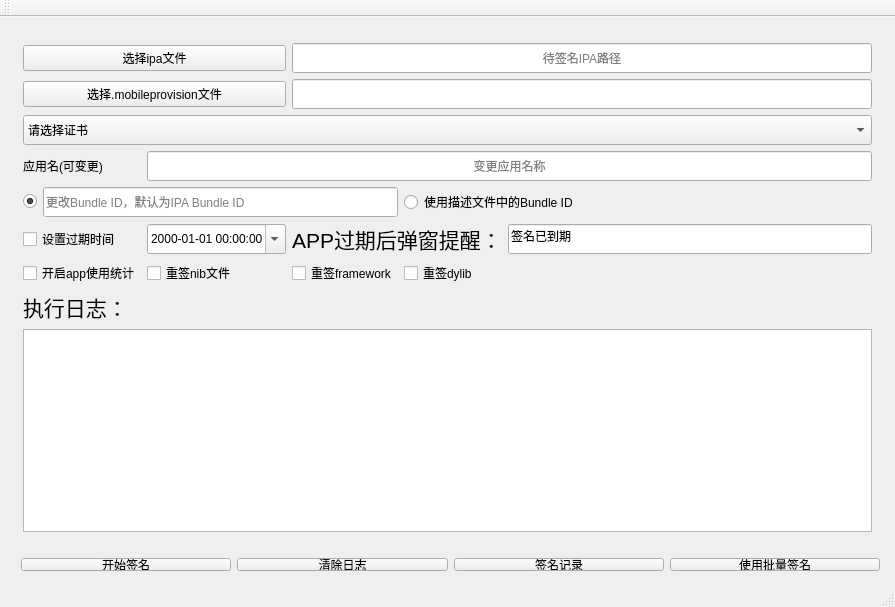
Above: mainwindow.ui from XuYang8026/BSign before the change. Below: the same form after it.
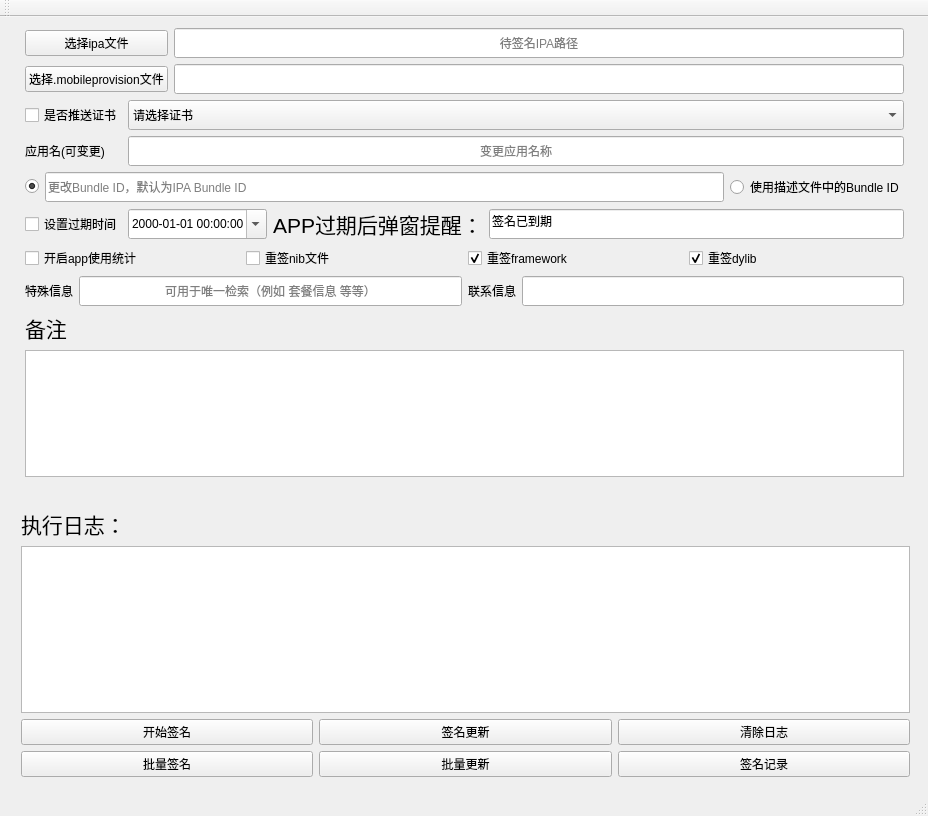
That is the form after the change.

```diff
--- a/mainwindow.ui
+++ b/mainwindow.ui
@@ -6,27 +6,230 @@
    <rect>
     <x>0</x>
     <y>0</y>
-    <width>895</width>
-    <height>607</height>
+    <width>928</width>
+    <height>816</height>
    </rect>
   </property>
+  <property name="minimumSize">
+   <size>
+    <width>0</width>
+    <height>20</height>
+   </size>
+  </property>
   <property name="windowTitle">
    <string>MainWindow</string>
   </property>
   <widget class="QWidget" name="centralWidget">
-   <widget class="QWidget" name="layoutWidget">
+   <widget class="QWidget" name="">
     <property name="geometry">
      <rect>
-      <x>12</x>
-      <y>15</y>
-      <width>871</width>
-      <height>511</height>
+      <x>10</x>
+      <y>480</y>
+      <width>911</width>
+      <height>291</height>
      </rect>
     </property>
+    <layout class="QGridLayout" name="gridLayout_11">
+     <item row="0" column="0">
+      <layout class="QGridLayout" name="gridLayout_3">
+       <item row="0" column="0">
+        <widget class="QLabel" name="label">
+         <property name="font">
+          <font>
+           <pointsize>16</pointsize>
+          </font>
+         </property>
+         <property name="text">
+          <string>执行日志：</string>
+         </property>
+        </widget>
+       </item>
+       <item row="1" column="0">
+        <widget class="QPlainTextEdit" name="execResult"/>
+       </item>
+      </layout>
+     </item>
+     <item row="1" column="0">
+      <layout class="QGridLayout" name="gridLayout_2">
+       <item row="0" column="0">
+        <widget class="QPushButton" name="signButton">
+         <property name="text">
+          <string>开始签名</string>
+         </property>
+        </widget>
+       </item>
+       <item row="0" column="1">
+        <widget class="QPushButton" name="signButton_2">
+         <property name="text">
+          <string>签名更新</string>
+         </property>
+        </widget>
+       </item>
+       <item row="1" column="0">
+        <widget class="QPushButton" name="batchRsignButton">
+         <property name="text">
+          <string>批量签名</string>
+         </property>
+        </widget>
+       </item>
+       <item row="1" column="1">
+        <widget class="QPushButton" name="batchRsignButton_2">
+         <property name="text">
+          <string>批量更新</string>
+         </property>
+        </widget>
+       </item>
+       <item row="1" column="2">
+        <widget class="QPushButton" name="sign_record">
+         <property name="text">
+          <string>签名记录</string>
+         </property>
+        </widget>
+       </item>
+       <item row="0" column="2">
+        <widget class="QPushButton" name="clearLog">
+         <property name="enabled">
+          <bool>true</bool>
+         </property>
+         <property name="text">
+          <string>清除日志</string>
+         </property>
+        </widget>
+       </item>
+      </layout>
+     </item>
+    </layout>
+   </widget>
+   <widget class="QWidget" name="">
+    <property name="geometry">
+     <rect>
+      <x>14</x>
+      <y>0</y>
+      <width>901</width>
+      <height>471</height>
+     </rect>
+    </property>
+    <layout class="QGridLayout" name="gridLayout_10">
+     <item row="0" column="0">
     <layout class="QGridLayout" name="gridLayout">
-     <item row="6" column="0" colspan="4">
-      <layout class="QHBoxLayout" name="horizontalLayout">
+       <item row="0" column="0">
+        <widget class="QPushButton" name="selectIpaButton">
+         <property name="text">
+          <string>选择ipa文件</string>
+         </property>
+        </widget>
+       </item>
+       <item row="0" column="1">
+        <widget class="QLineEdit" name="filePath">
+         <property name="minimumSize">
+          <size>
+           <width>0</width>
+           <height>30</height>
+          </size>
+         </property>
+         <property name="alignment">
+          <set>Qt::AlignCenter</set>
+         </property>
+         <property name="dragEnabled">
+          <bool>false</bool>
+         </property>
+         <property name="readOnly">
+          <bool>true</bool>
+         </property>
+         <property name="placeholderText">
+          <string>待签名IPA路径</string>
+         </property>
+        </widget>
+       </item>
+       <item row="1" column="0">
+        <widget class="QPushButton" name="provisionButton">
+         <property name="text">
+          <string>选择.mobileprovision文件</string>
+         </property>
+        </widget>
+       </item>
+       <item row="1" column="1">
+        <widget class="QLineEdit" name="provisionFilePath">
+         <property name="minimumSize">
+          <size>
+           <width>0</width>
+           <height>30</height>
+          </size>
+         </property>
+         <property name="alignment">
+          <set>Qt::AlignCenter</set>
+         </property>
+         <property name="readOnly">
+          <bool>true</bool>
+         </property>
+         <property name="placeholderText">
+          <string/>
+         </property>
+        </widget>
+       </item>
+      </layout>
+     </item>
+     <item row="1" column="0">
+      <layout class="QGridLayout" name="gridLayout_4">
+       <item row="0" column="0">
+        <widget class="QCheckBox" name="isPushMobileProvision">
+         <property name="text">
+          <string>是否推送证书</string>
+         </property>
+         <property name="checkable">
+          <bool>true</bool>
+         </property>
+        </widget>
+       </item>
+       <item row="0" column="1">
+        <widget class="QComboBox" name="ccNames">
+         <property name="minimumSize">
+          <size>
+           <width>0</width>
+           <height>30</height>
+          </size>
+         </property>
        <item>
+          <property name="text">
+           <string>请选择证书</string>
+          </property>
+         </item>
+        </widget>
+       </item>
+       <item row="1" column="0">
+        <widget class="QLabel" name="label_2">
+         <property name="text">
+          <string>应用名(可变更)</string>
+         </property>
+        </widget>
+       </item>
+       <item row="1" column="1">
+        <widget class="QLineEdit" name="displayName">
+         <property name="minimumSize">
+          <size>
+           <width>0</width>
+           <height>30</height>
+          </size>
+         </property>
+         <property name="text">
+          <string/>
+         </property>
+         <property name="alignment">
+          <set>Qt::AlignCenter</set>
+         </property>
+         <property name="readOnly">
+          <bool>false</bool>
+         </property>
+         <property name="placeholderText">
+          <string>变更应用名称</string>
+         </property>
+        </widget>
+       </item>
+      </layout>
+     </item>
+     <item row="2" column="0">
+      <layout class="QGridLayout" name="gridLayout_5">
+       <item row="0" column="0">
         <widget class="QRadioButton" name="updateBundleIdRadioButton">
          <property name="text">
           <string/>
@@ -36,7 +239,7 @@
          </property>
         </widget>
        </item>
-       <item>
+       <item row="0" column="1">
         <widget class="QLineEdit" name="bundleId">
          <property name="minimumSize">
           <size>
@@ -49,9 +252,28 @@
          </property>
         </widget>
        </item>
+       <item row="0" column="2">
+        <widget class="QRadioButton" name="useBundleId">
+         <property name="text">
+          <string>使用描述文件中的Bundle ID</string>
+         </property>
+        </widget>
+       </item>
       </layout>
      </item>
-     <item row="7" column="2">
+     <item row="3" column="0">
+      <layout class="QGridLayout" name="gridLayout_7">
+       <item row="0" column="0">
+        <widget class="QCheckBox" name="setExpaire">
+         <property name="text">
+          <string>设置过期时间</string>
+         </property>
+         <property name="checkable">
+          <bool>true</bool>
+         </property>
+        </widget>
+       </item>
+       <item row="0" column="1">
       <widget class="QDateTimeEdit" name="expaire">
        <property name="minimumSize">
         <size>
@@ -73,21 +295,7 @@
        </property>
       </widget>
      </item>
-     <item row="0" column="0" colspan="3">
-      <widget class="QPushButton" name="selectIpaButton">
-       <property name="text">
-        <string>选择ipa文件</string>
-       </property>
-      </widget>
-     </item>
-     <item row="1" column="0" colspan="3">
-      <widget class="QPushButton" name="provisionButton">
-       <property name="text">
-        <string>选择.mobileprovision文件</string>
-       </property>
-      </widget>
-     </item>
-     <item row="7" column="3" colspan="2">
+       <item row="0" column="2">
       <widget class="QLabel" name="label_4">
        <property name="font">
         <font>
@@ -99,7 +307,7 @@
        </property>
       </widget>
      </item>
-     <item row="7" column="5">
+       <item row="0" column="3">
       <widget class="QLineEdit" name="warning_message">
        <property name="minimumSize">
         <size>
@@ -115,77 +323,21 @@
        </property>
       </widget>
      </item>
-     <item row="6" column="4" colspan="2">
-      <widget class="QRadioButton" name="useBundleId">
-       <property name="text">
-        <string>使用描述文件中的Bundle ID</string>
-       </property>
-      </widget>
+      </layout>
      </item>
-     <item row="0" column="3" colspan="3">
-      <widget class="QLineEdit" name="filePath">
-       <property name="minimumSize">
-        <size>
-         <width>0</width>
-         <height>30</height>
-        </size>
-       </property>
-       <property name="alignment">
-        <set>Qt::AlignCenter</set>
-       </property>
-       <property name="dragEnabled">
-        <bool>false</bool>
-       </property>
-       <property name="readOnly">
-        <bool>true</bool>
-       </property>
-       <property name="placeholderText">
-        <string>待签名IPA路径</string>
-       </property>
-      </widget>
-     </item>
-     <item row="9" column="0" colspan="2">
-      <widget class="QLabel" name="label">
-       <property name="font">
-        <font>
-         <pointsize>16</pointsize>
-        </font>
-       </property>
+     <item row="4" column="0">
+      <layout class="QGridLayout" name="gridLayout_6">
+       <item row="0" column="1">
+        <widget class="QCheckBox" name="clickNibSign">
        <property name="text">
-        <string>执行日志：</string>
-       </property>
-      </widget>
-     </item>
-     <item row="7" column="0" colspan="2">
-      <widget class="QCheckBox" name="setExpaire">
-       <property name="text">
-        <string>设置过期时间</string>
+          <string>重签nib文件</string>
        </property>
        <property name="checkable">
         <bool>true</bool>
        </property>
       </widget>
      </item>
-     <item row="1" column="3" colspan="3">
-      <widget class="QLineEdit" name="provisionFilePath">
-       <property name="minimumSize">
-        <size>
-         <width>0</width>
-         <height>30</height>
-        </size>
-       </property>
-       <property name="alignment">
-        <set>Qt::AlignCenter</set>
-       </property>
-       <property name="readOnly">
-        <bool>true</bool>
-       </property>
-       <property name="placeholderText">
-        <string/>
-       </property>
-      </widget>
-     </item>
-     <item row="8" column="4">
+       <item row="0" column="3">
       <widget class="QCheckBox" name="clickDylibSign">
        <property name="text">
         <string>重签dylib</string>
@@ -193,9 +345,12 @@
        <property name="checkable">
         <bool>true</bool>
        </property>
-      </widget>
-     </item>
-     <item row="8" column="3">
+         <property name="checked">
+          <bool>true</bool>
+         </property>
+        </widget>
+       </item>
+       <item row="0" column="2">
       <widget class="QCheckBox" name="clickFrameworkSign">
        <property name="text">
         <string>重签framework</string>
@@ -203,66 +358,12 @@
        <property name="checkable">
         <bool>true</bool>
        </property>
-      </widget>
-     </item>
-     <item row="2" column="0" colspan="6">
-      <widget class="QComboBox" name="ccNames">
-       <property name="minimumSize">
-        <size>
-         <width>0</width>
-         <height>30</height>
-        </size>
-       </property>
-       <item>
-        <property name="text">
-         <string>请选择证书</string>
-        </property>
-       </item>
-      </widget>
-     </item>
-     <item row="5" column="2" colspan="4">
-      <widget class="QLineEdit" name="displayName">
-       <property name="minimumSize">
-        <size>
-         <width>0</width>
-         <height>30</height>
-        </size>
-       </property>
-       <property name="text">
-        <string/>
-       </property>
-       <property name="alignment">
-        <set>Qt::AlignCenter</set>
-       </property>
-       <property name="readOnly">
-        <bool>false</bool>
-       </property>
-       <property name="placeholderText">
-        <string>变更应用名称</string>
-       </property>
-      </widget>
-     </item>
-     <item row="5" column="0" colspan="2">
-      <widget class="QLabel" name="label_2">
-       <property name="text">
-        <string>应用名(可变更)</string>
-       </property>
-      </widget>
-     </item>
-     <item row="10" column="0" colspan="6">
-      <widget class="QPlainTextEdit" name="execResult"/>
-     </item>
-     <item row="8" column="2">
-      <widget class="QCheckBox" name="clickNibSign">
-       <property name="text">
-        <string>重签nib文件</string>
-       </property>
-       <property name="checkable">
+         <property name="checked">
         <bool>true</bool>
        </property>
       </widget>
      </item>
-     <item row="8" column="0" colspan="2">
+       <item row="0" column="0">
       <widget class="QCheckBox" name="openAppUseCount">
        <property name="text">
         <string>开启app使用统计</string>
@@ -273,47 +374,90 @@
       </widget>
      </item>
     </layout>
-   </widget>
-   <widget class="QWidget" name="">
-    <property name="geometry">
-     <rect>
-      <x>10</x>
-      <y>530</y>
-      <width>881</width>
-      <height>35</height>
-     </rect>
-    </property>
-    <layout class="QHBoxLayout" name="horizontalLayout_2">
-     <item>
-      <widget class="QPushButton" name="signButton">
+     </item>
+     <item row="5" column="0">
+      <layout class="QGridLayout" name="gridLayout_9">
+       <item row="0" column="0">
+        <widget class="QLabel" name="label_6">
        <property name="text">
-        <string>开始签名</string>
+          <string>特殊信息</string>
        </property>
       </widget>
      </item>
-     <item>
-      <widget class="QPushButton" name="clearLog">
-       <property name="enabled">
-        <bool>true</bool>
+       <item row="0" column="1">
+        <widget class="QLineEdit" name="specialInfo">
+         <property name="minimumSize">
+          <size>
+           <width>0</width>
+           <height>30</height>
+          </size>
        </property>
        <property name="text">
-        <string>清除日志</string>
-       </property>
-      </widget>
-     </item>
-     <item>
-      <widget class="QPushButton" name="sign_record">
+          <string/>
+         </property>
+         <property name="alignment">
+          <set>Qt::AlignCenter</set>
+         </property>
+         <property name="dragEnabled">
+          <bool>false</bool>
+         </property>
+         <property name="readOnly">
+          <bool>true</bool>
+         </property>
+         <property name="placeholderText">
+          <string>可用于唯一检索（例如 套餐信息 等等）</string>
+         </property>
+        </widget>
+       </item>
+       <item row="0" column="2">
+        <widget class="QLabel" name="label_5">
        <property name="text">
-        <string>签名记录</string>
+          <string>联系信息</string>
        </property>
       </widget>
      </item>
-     <item>
-      <widget class="QPushButton" name="batchRsignButton">
+       <item row="0" column="3">
+        <widget class="QLineEdit" name="connectInfo">
+         <property name="minimumSize">
+          <size>
+           <width>0</width>
+           <height>30</height>
+          </size>
+         </property>
+         <property name="alignment">
+          <set>Qt::AlignCenter</set>
+         </property>
+         <property name="dragEnabled">
+          <bool>false</bool>
+         </property>
+         <property name="readOnly">
+          <bool>true</bool>
+         </property>
+         <property name="placeholderText">
+          <string/>
+         </property>
+        </widget>
+       </item>
+      </layout>
+     </item>
+     <item row="6" column="0">
+      <layout class="QGridLayout" name="gridLayout_8">
+       <item row="0" column="0">
+        <widget class="QLabel" name="label_3">
+         <property name="font">
+          <font>
+           <pointsize>16</pointsize>
+          </font>
+         </property>
        <property name="text">
-        <string>使用批量签名</string>
-       </property>
-      </widget>
+          <string>备注</string>
+         </property>
+        </widget>
+       </item>
+       <item row="1" column="0">
+        <widget class="QPlainTextEdit" name="execResult_2"/>
+       </item>
+      </layout>
      </item>
     </layout>
    </widget>
```
Left out of the diff: 2 changed lines with no effect on the pictures. Lines whose indentation alone changed are shown as unchanged.
